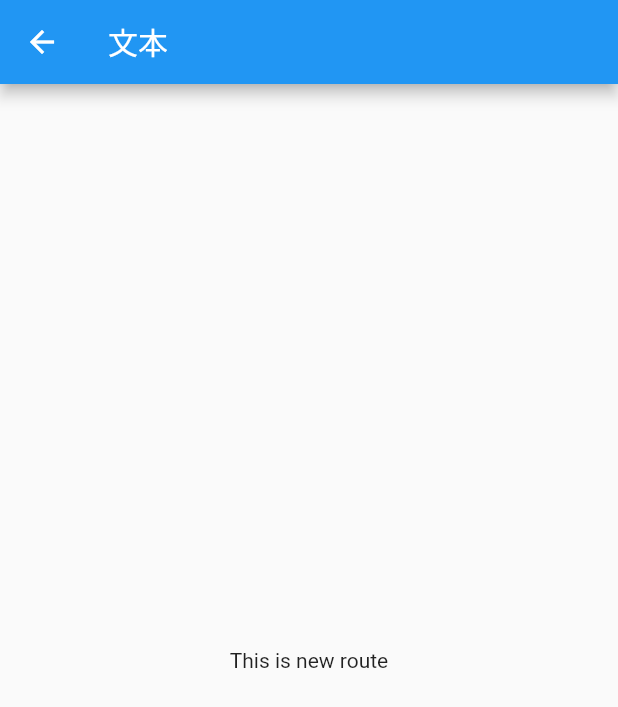
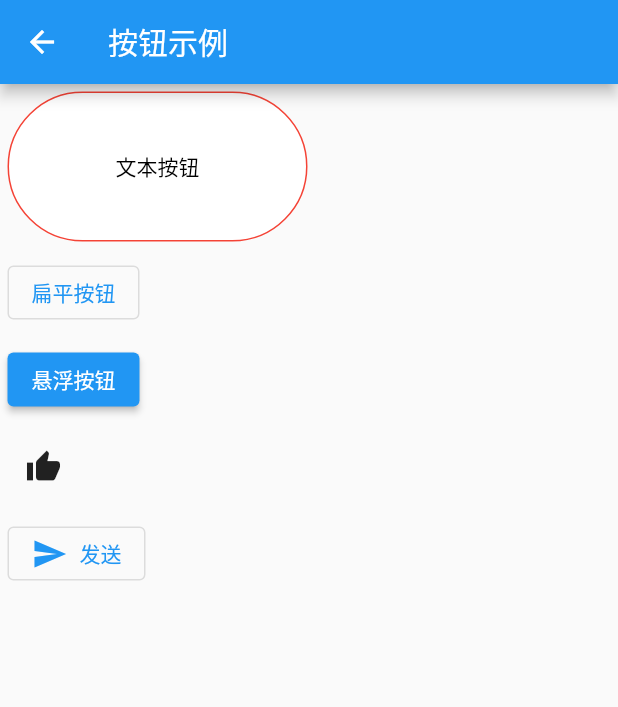
Before and after one commit to doomiracle/study_flutter, a Flutter app: the screen it shows after launch, after a tap on "按钮", on a phone screen of 412 x 824 dp. Shown: the top 707 px of the screen. Run offline on Flutter 3.47's test engine with Material 2 defaults, Android fonts, the phone set to English and light mode, and no system bars; our stand-ins replace fluttertoast; network calls fail.

Commit message:
增加部分基础控件实例

```diff
--- a/lib/main.dart
+++ b/lib/main.dart
@@ -1,6 +1,9 @@
 import 'package:flutter/material.dart';
 import 'package:study_flutter/widgets/base/ButtonPage.dart';
+import 'package:study_flutter/widgets/base/TextFieldPage.dart';
 import 'package:study_flutter/widgets/base/TextPage.dart';
+import 'package:study_flutter/widgets/base/ImagePage.dart';
+import 'package:study_flutter/widgets/base/SwitchPage.dart';
 
 void main() {
   // 入口方法
@@ -31,7 +34,6 @@ class MyHomePage extends StatefulWidget {
 }
 
 class _MyHomePageState extends State<MyHomePage> {
-
   /// 导航到一个新界面
   void navigatorPush(BuildContext context, Widget widget) {
     Navigator.push(context, MaterialPageRoute(builder: (context) {
@@ -54,20 +56,51 @@ class _MyHomePageState extends State<MyHomePage> {
         child: Column(
           mainAxisAlignment: MainAxisAlignment.center,
           children: <Widget>[
-            TextButton(
+            Padding(
+                padding: EdgeInsets.all(16.0),
+                child: TextButton(
                     child: Text('文本'),
                     onPressed: () => navigatorPush(context, TextPage()),
                     style: ButtonStyle(
-                textStyle: MaterialStateProperty.all(TextStyle(fontSize: 20)),
-              ),
-            ),
-            TextButton(
+                      textStyle:
+                          MaterialStateProperty.all(TextStyle(fontSize: 20)),
+                    ))),
+            Padding(
+                padding: EdgeInsets.all(16.0),
+                child: TextButton(
                     child: Text('按钮'),
                     onPressed: () => navigatorPush(context, ButtonPage()),
                     style: ButtonStyle(
-                textStyle: MaterialStateProperty.all(TextStyle(fontSize: 20)),
-              ),
-            ),
+                      textStyle:
+                          MaterialStateProperty.all(TextStyle(fontSize: 20)),
+                    ))),
+            Padding(
+                padding: EdgeInsets.all(16.0),
+                child: TextButton(
+                    child: Text('图片'),
+                    onPressed: () => navigatorPush(context, ImagePage()),
+                    style: ButtonStyle(
+                      textStyle:
+                          MaterialStateProperty.all(TextStyle(fontSize: 20)),
+                    ))),
+            Padding(
+                padding: EdgeInsets.all(16.0),
+                child: TextButton(
+                    child: Text('选择控件'),
+                    onPressed: () => navigatorPush(context, SwitchPage()),
+                    style: ButtonStyle(
+                      textStyle:
+                          MaterialStateProperty.all(TextStyle(fontSize: 20)),
+                    ))),
+            Padding(
+                padding: EdgeInsets.all(16.0),
+                child: TextButton(
+                    child: Text('输入框'),
+                    onPressed: () => navigatorPush(context, TextFieldPage()),
+                    style: ButtonStyle(
+                      textStyle:
+                          MaterialStateProperty.all(TextStyle(fontSize: 20)),
+                    ))),
           ],
         ),
       ),
--- a/lib/widgets/base/ButtonPage.dart
+++ b/lib/widgets/base/ButtonPage.dart
@@ -1,4 +1,6 @@
+import 'package:flutter/cupertino.dart';
 import 'package:flutter/material.dart';
+import 'package:study_flutter/common/util/AppUtil.dart';
 
 /// 按钮展示
 class ButtonPage extends StatelessWidget {
@@ -6,11 +8,122 @@ class ButtonPage extends StatelessWidget {
   Widget build(BuildContext context) {
     return Scaffold(
       appBar: AppBar(
-        title: Text("文本"),
+        title: Text("按钮示例"),
       ),
-      body: Center(
-        child: Text("This is new route"),
+      body: Column(
+        crossAxisAlignment: CrossAxisAlignment.start,
+        children: [
+          Padding(padding: EdgeInsets.all(5.0), child: TextButton1()),
+          Padding(padding: EdgeInsets.all(5.0), child: OutlinedButton1()),
+          Padding(padding: EdgeInsets.all(5.0), child: ElevatedButton1()),
+          Padding(padding: EdgeInsets.all(5.0), child: IconButton1()),
+          Padding(padding: EdgeInsets.all(5.0), child: OutlinedButtonIcon()),
+        ],
       ),
     );
   }
 }
+
+/// 文本按钮
+/// 在文字的基础上加上点击事件
+/// onPressed 点击事件
+/// child 按钮内容
+/// style 按钮样式；ButtonStyle
+///                 backgroundColor 背景色 MaterialStateProperty.all(Colors.blue), 也可以使用resolveWith... 跟随焦点改变
+///                 foregroundColor 前景色 MaterialStateProperty.resolveWith...
+///                 overlayColor  水波纹颜色 MaterialStateProperty.all(Colors.yellow),
+///                 elevation 阴影(不适用于TextButton)  MaterialStateProperty.all(0),
+///                 padding 按钮内边距 MaterialStateProperty.all(EdgeInsets.all(10)),
+///                 minimumSize 按钮大小  MaterialStateProperty.all(Size(200, 100)),
+///                 side  边框  MaterialStateProperty.all(BorderSide(color: Colors.grey, width: 1)),
+///                 shape 外边框装饰；会覆盖 side 配置的样式  MaterialStateProperty.all(StadiumBorder()),
+class TextButton1 extends StatelessWidget {
+  @override
+  Widget build(BuildContext context) {
+    return TextButton(
+      onPressed: () {
+        showToast("文本按钮点击事件...");
+      },
+      style: ButtonStyle(
+        backgroundColor: MaterialStateProperty.all(Colors.white),
+        foregroundColor: MaterialStateProperty.resolveWith(
+          (states) {
+            if (states.contains(MaterialState.focused) &&
+                !states.contains(MaterialState.pressed)) {
+              // 获取焦点时的颜色
+              return Colors.blue;
+            } else if (states.contains(MaterialState.pressed)) {
+              // 按下时的颜色
+              return Colors.deepPurple;
+            }
+            //默认状态使用灰色
+            return Colors.grey;
+          },
+        ),
+        minimumSize: MaterialStateProperty.all(Size(200, 100)),
+        side:
+            MaterialStateProperty.all(BorderSide(color: Colors.red, width: 1)),
+        shape: MaterialStateProperty.all(StadiumBorder()),
+      ),
+      child: Text(
+        "文本按钮",
+        style: TextStyle(color: Colors.black),
+      ),
+    );
+  }
+}
+
+/// 扁平按钮
+/// 默认有边框，不带阴影且背景透明的按钮；按下后边框颜色会变亮，同时出现背景和阴影
+class OutlinedButton1 extends StatelessWidget {
+  @override
+  Widget build(BuildContext context) {
+    return OutlinedButton(
+      onPressed: () {
+        showToast("扁平按钮点击事件...");
+      },
+      child: Text("扁平按钮"),
+    );
+  }
+}
+
+/// 悬浮按钮
+class ElevatedButton1 extends StatelessWidget {
+  @override
+  Widget build(BuildContext context) {
+    return ElevatedButton(
+      onPressed: () {
+        showToast("悬浮按钮点击事件...");
+      },
+      child: Text("悬浮按钮"),
+      style: ButtonStyle(
+        backgroundColor: MaterialStateProperty.all(Colors.blue),
+      ),
+    );
+  }
+}
+
+/// 图标按钮
+class IconButton1 extends StatelessWidget {
+  @override
+  Widget build(BuildContext context) {
+    return IconButton(
+        icon: Icon(Icons.thumb_up),
+        onPressed: () {
+          showToast("图标按钮点击事件...");
+        });
+  }
+}
+
+/// 带图标的按钮
+class OutlinedButtonIcon extends StatelessWidget {
+  @override
+  Widget build(BuildContext context) {
+    return OutlinedButton.icon(
+        icon: Icon(Icons.send),
+        label: Text("发送"),
+        onPressed: () {
+          showToast("图标按钮点击事件...");
+        });
+  }
+}
--- a/pubspec.yaml
+++ b/pubspec.yaml
@@ -28,6 +28,7 @@ dependencies:
   # The following adds the Cupertino Icons font to your application.
   # Use with the CupertinoIcons class for iOS style icons.
   cupertino_icons: ^1.0.2
+  fluttertoast: ^8.0.7
 
 dev_dependencies:
   flutter_test:
@@ -45,8 +46,8 @@ flutter:
   uses-material-design: true
 
   # To add assets to your application, add an assets section, like this:
-  # assets:
-  #   - images/a_dot_burr.jpeg
+  assets:
+    - images/ic_login_scan.png
   #   - images/a_dot_ham.jpeg
 
   # An image asset can refer to one or more resolution-specific "variants", see
```
Also changed, not shown: lib/common/util/AppUtil.dart (added, +14 -0 lines), lib/widgets/base/ImagePage.dart (added, +100 -0 lines), lib/widgets/base/SwitchPage.dart (added, +83 -0 lines), lib/widgets/base/TextFieldPage.dart (added, +48 -0 lines), lib/widgets/base/TextPage.dart (+6 -2 lines), images/ic_login_scan.png (added), pubspec.lock, 2 other files. Lines whose indentation alone changed are shown as unchanged.
